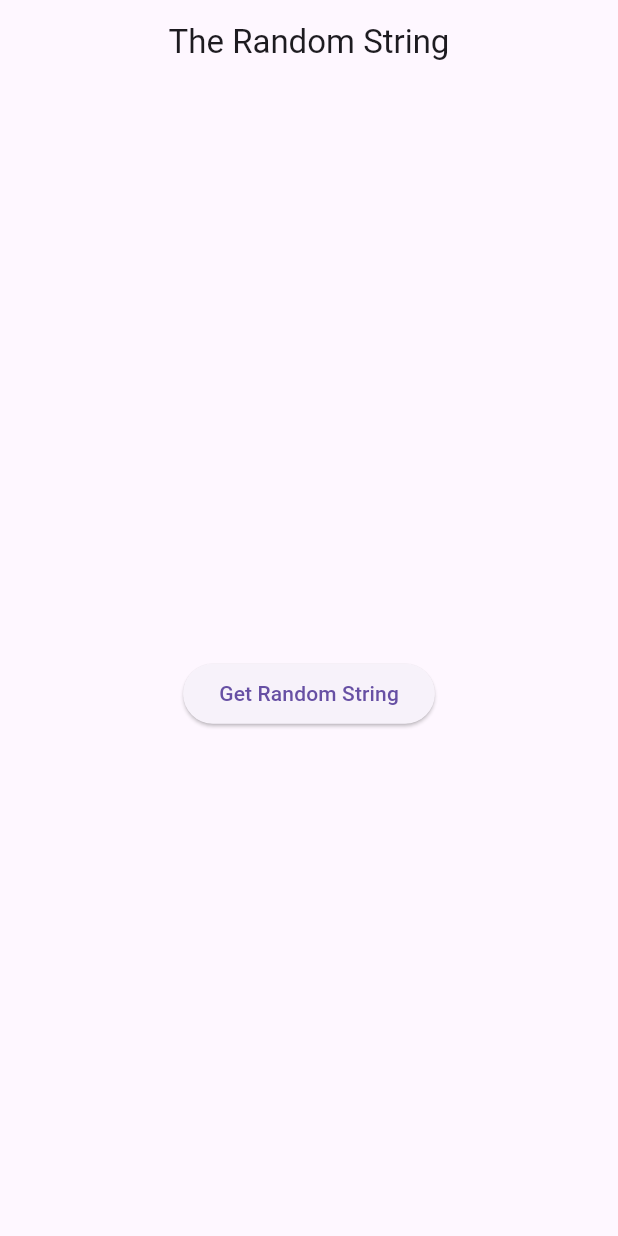
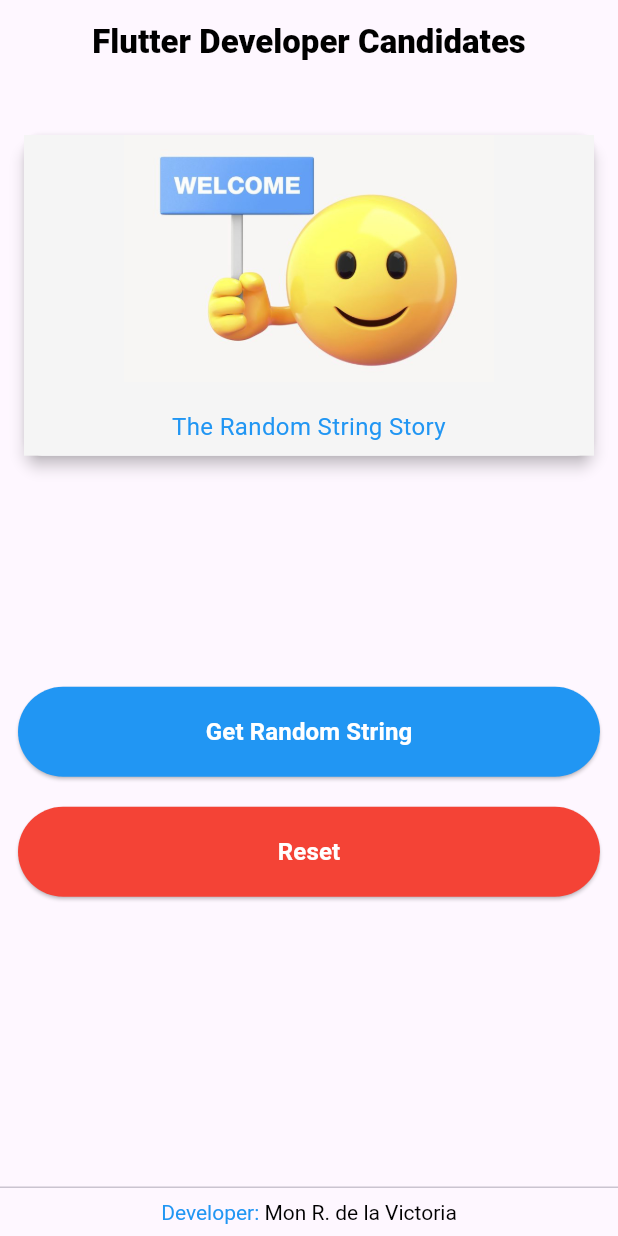
Before and after one commit to unlovedcake/flutter_exam, a Flutter app: the screen it shows after launch, on a phone screen of 412 x 824 dp. Run offline on Flutter 3.47's test engine with Material 3 defaults, Android fonts, the phone set to English and light mode, and no system bars; our stand-ins replace animated_splash_screen, dio, get, logger.

```diff
--- /dev/null
+++ b/lib/app.dart
@@ -0,0 +1,31 @@
+import 'package:flutter/foundation.dart' show kDebugMode;
+import 'package:flutter/material.dart';
+import 'package:flutter_exam/app/enums/flavor_enum.dart';
+import 'package:flutter_exam/app/routes/app_pages.dart';
+import 'package:flutter_exam/utils/my_logger.dart';
+import 'package:get/get.dart';
+
+class App extends StatelessWidget {
+  const App({
+    Key? key,
+    required this.flavor,
+  }) : super(key: key);
+
+  final Flavor flavor;
+
+  @override
+  Widget build(BuildContext context) {
+    if (kDebugMode) {
+      MyLogger.printSuccess('CURRENT FLAVOR: ${flavor.description}');
+    }
+
+    return GetMaterialApp(
+      title: '${flavor.title} Flutter Candidates',
+      initialRoute: AppPages.SPLASH,
+      getPages: AppPages.routes,
+      defaultTransition: Transition.rightToLeft,
+      debugShowCheckedModeBanner: kDebugMode ? true : false,
+      locale: Get.deviceLocale,
+    );
+  }
+}
--- /dev/null
+++ b/lib/app/enums/flavor_enum.dart
@@ -0,0 +1,9 @@
+enum Flavor {
+  development('DEVELOPMENT', 'DEV '),
+  staging('STAGING', 'STG '),
+  production('PRODUCTION', '');
+
+  const Flavor(this.description, this.title);
+  final String description;
+  final String title;
+}
--- a/lib/app/modules/home/controllers/home_controller.dart
+++ b/lib/app/modules/home/controllers/home_controller.dart
@@ -1,6 +1,7 @@
 import 'package:flutter_exam/app/repositories/auth_repository.dart';
 import 'package:flutter_exam/app/services/auth_service.dart';
 import 'package:flutter_exam/utils/api_snackbar_message.dart';
+import 'package:flutter_exam/utils/loading_indicator.dart';
 import 'package:flutter_exam/utils/my_logger.dart';
 import 'package:get/get.dart';
 
@@ -22,6 +23,7 @@ class HomeController extends GetxController with ApiSnackBarMessage {
   void getRandomString() async {
     try {
       _status.value = RandomStringStatus.loading;
+      LoadingIndicator.showLoadingIndicator(' Fetching Data...');
 
       final response = await authService.getRandomString();
 
@@ -31,10 +33,12 @@ class HomeController extends GetxController with ApiSnackBarMessage {
         _status.value = RandomStringStatus.loaded;
         MyLogger.printSuccess(
             'Success Get Random String ${randomString.value}');
+        LoadingIndicator.closeLoadingIndicator();
       }
     } catch (e) {
       MyLogger.printError('Error: $e');
       _status.value = RandomStringStatus.error;
+      LoadingIndicator.closeLoadingIndicator();
       errorApiMessage(e);
     }
   }
--- a/lib/app/modules/home/views/home_view.dart
+++ b/lib/app/modules/home/views/home_view.dart
@@ -1,4 +1,6 @@
 import 'package:flutter/material.dart';
+import 'package:flutter/widgets.dart';
+import 'package:flutter_exam/utils/asset_path.dart';
 
 import 'package:get/get.dart';
 
@@ -9,35 +11,161 @@ class HomeView extends GetView<HomeController> {
   @override
   Widget build(BuildContext context) {
     final controller = Get.put(HomeController());
+
+    final width = MediaQuery.of(context).size.width;
+    final height = MediaQuery.of(context).size.height;
     return Scaffold(
       appBar: AppBar(
-        title: const Text('The Random String'),
+        title: const Text(
+          'Flutter Developer Candidates',
+          style: TextStyle(
+            color: Colors.black,
+            fontWeight: FontWeight.w800,
+          ),
+        ),
         centerTitle: true,
       ),
-      body: Obx(() => controller.isLoading
-          ? Center(child: CircularProgressIndicator())
-          : Column(
-              mainAxisAlignment: MainAxisAlignment.center,
-              children: [
-                Center(
-                  child: Container(
-                    padding: EdgeInsets.all(8.0),
-                    decoration: BoxDecoration(shape: BoxShape.rectangle),
-                    child: Text(
-                      controller.randomString.value.isEmpty
-                          ? ''
-                          : controller.randomString.value,
-                      style: TextStyle(fontSize: 20),
+      body: Stack(
+        children: [
+          SingleChildScrollView(
+            child: Padding(
+              padding:
+                  const EdgeInsets.symmetric(horizontal: 12.0, vertical: 30.0),
+              child: Column(
+                children: [
+                  Card(
+                    elevation: 4,
+                    child: Obx(
+                      () => controller.randomString.value.isEmpty
+                          ? Container(
+                              color: Colors.grey.shade100,
+                              child: Column(
+                                children: [
+                                  Image.asset(
+                                    AssetPath.smiley,
+                                    width: height * .6,
+                                    height: height * .2,
+                                    fit: BoxFit.contain,
+                                  ),
+                                  SizedBox(
+                                    height: 10,
+                                  ),
+                                  Padding(
+                                    padding: const EdgeInsets.all(8.0),
+                                    child: Text(
+                                      textAlign: TextAlign.center,
+                                      'The Random String Story',
+                                      style: TextStyle(
+                                          fontSize: 16,
+                                          color: controller
+                                                  .randomString.value.isEmpty
+                                              ? Colors.blue
+                                              : Colors.black),
+                                    ),
+                                  )
+                                ],
+                              ),
+                            )
+                          : Container(
+                              alignment: Alignment.center,
+                              height: height * .26,
+                              width: width * .9,
+                              padding: EdgeInsets.all(12.0),
+                              decoration: BoxDecoration(
+                                  shape: BoxShape.rectangle,
+                                  color: Colors.grey.shade200),
+                              child: Text(
+                                textAlign: TextAlign.center,
+                                controller.randomString.value,
+                                style: TextStyle(
+                                    fontSize: 20,
+                                    color: controller.randomString.value.isEmpty
+                                        ? Colors.blue
+                                        : Colors.black),
+                              )),
                     ),
                   ),
+                  SizedBox(
+                    height: 150,
+                  ),
+                  Align(
+                      alignment: Alignment.bottomCenter,
+                      child: _buttonGetRandomString(controller)),
+                  SizedBox(
+                    height: 20,
+                  ),
+                  _buttonReset(controller),
+                ],
+              ),
+            ),
+          ),
+          Obx(() => controller.isLoading
+              ? Center(child: CircularProgressIndicator())
+              : SizedBox()),
+        ],
+      ),
+      persistentFooterButtons: [
+        Center(
+          child: RichText(
+            text: TextSpan(
+              children: [
+                TextSpan(
+                  text: 'Developer: ',
+                  style: TextStyle(
+                    color: Colors.blue,
+                    fontSize: 14,
+                  ),
                 ),
-                ElevatedButton(
-                    onPressed: () {
-                      controller.getRandomString();
-                    },
-                    child: Text('Get Random String')),
+                TextSpan(
+                  text: 'Mon R. de la Victoria',
+                  style: TextStyle(
+                    color: Colors.black,
+                    fontSize: 14,
+                  ),
+                ),
               ],
-            )),
+            ),
+          ),
+        ),
+      ],
+    );
+  }
+
+  Container _buttonGetRandomString(HomeController controller) {
+    return Container(
+      height: 60,
+      width: double.infinity,
+      child: ElevatedButton(
+          onPressed: () {
+            controller.getRandomString();
+          },
+          style: ElevatedButton.styleFrom(
+              backgroundColor: Colors.blue, foregroundColor: Colors.white
+              // Background color
+              ),
+          child: Text(
+            'Get Random String',
+            style: TextStyle(fontSize: 16, fontWeight: FontWeight.w700),
+          )),
+    );
+  }
+
+  Container _buttonReset(HomeController controller) {
+    return Container(
+      height: 60,
+      width: double.infinity,
+      child: ElevatedButton(
+          onPressed: () {
+            controller.randomString.value = '';
+          },
+          style: ElevatedButton.styleFrom(
+              backgroundColor: Colors.red, foregroundColor: Colors.white
+              // Background color
+              ),
+          child: Text(
+            'Reset',
+            style: TextStyle(fontSize: 16, fontWeight: FontWeight.w700),
+          )),
     );
   }
 }
--- a/lib/app/modules/splash/views/splash_view.dart
+++ b/lib/app/modules/splash/views/splash_view.dart
@@ -1,6 +1,7 @@
 import 'package:animated_splash_screen/animated_splash_screen.dart';
 import 'package:flutter/material.dart';
 import 'package:flutter_exam/app/modules/home/views/home_view.dart';
+import 'package:flutter_exam/utils/asset_path.dart';
 
 import 'package:get/get.dart';
 import '../controllers/splash_controller.dart';
@@ -11,8 +12,8 @@ class SplashView extends GetView<SplashController> {
   Widget build(BuildContext context) {
     return AnimatedSplashScreen(
         duration: 3000,
-        splashIconSize: 200,
-        splash: Icon(Icons.logo_dev),
+        splashIconSize: 300,
+        splash: Image.asset(AssetPath.welcome),
         nextScreen: HomeView(),
         splashTransition: SplashTransition.fadeTransition,
         backgroundColor: Colors.white);
--- a/lib/app/repositories/auth_repository.dart
+++ b/lib/app/repositories/auth_repository.dart
@@ -1,7 +1,6 @@
-import 'dart:convert';
 import 'package:dio/dio.dart';
 import 'package:flutter_exam/constants/api_base_url.dart';
-import 'package:flutter_exam/utils/auth_interceptor.dart';
+import 'package:flutter_exam/utils/dio_interceptor.dart';
 import 'package:flutter_exam/utils/my_logger.dart';
 
 class AuthRepository {
@@ -18,7 +17,7 @@ class AuthRepository {
     );
 
     _dio = Dio(options);
-    _dio.interceptors.add(AuthInterceptor());
+    _dio.interceptors.add(DioInterceptor());
   }
 
   Future<String> getRandomString() async {
--- /dev/null
+++ b/lib/main_development.dart
@@ -0,0 +1,35 @@
+import 'dart:async';
+import 'package:flutter/foundation.dart' show PlatformDispatcher, kDebugMode;
+import 'package:flutter/material.dart';
+import 'package:flutter_exam/app.dart';
+import 'package:flutter_exam/app/enums/flavor_enum.dart';
+
+void main() {
+  runApp(
+    App(
+      flavor: Flavor.development,
+    ),
+  );
+}
+
+
+
+/*
+#Run app in `dev` environment
+flutter run -t lib/main_development.dart  --flavor=development
+
+# Run app in debug mode (Picks up debug signing config)
+flutter run -t lib/main_development.dart  --debug --flavor=development
+
+# Run app in release mode (Picks up release signing config)
+flutter run -t lib/main_development.dart  --release --flavor=development
+
+# Create appBundle for Android platform. Runs in release mode by default.
+flutter build appbundle -t lib/main_development.dart  --flavor=development
+
+# Create APK for dev flavor. Runs in release mode by default.
+flutter build apk -t lib/main_development.dart  --flavor=development
+
+# Create minified APK for dev flavor.
+flutter build apk -t lib/main_development.dart  --flavor=development --split-per-abi --no-shrink
+*/
--- /dev/null
+++ b/lib/utils/asset_path.dart
@@ -0,0 +1,4 @@
+class AssetPath {
+  static const welcome = 'assets/images/welcome.png';
+  static const smiley = 'assets/images/smiley.jpg';
+}
--- a/lib/utils/auth_interceptor.dart
+++ b/lib/utils/dio_interceptor.dart
@@ -3,9 +3,7 @@ import 'dart:convert';
 import 'dart:developer';
 import 'package:dio/dio.dart';
 
-class AuthInterceptor extends Interceptor {
-  late Dio interceptorDio;
-
+class DioInterceptor extends Interceptor {
   @override
   void onRequest(
       RequestOptions options, RequestInterceptorHandler handler) async {
--- a/pubspec.yaml
+++ b/pubspec.yaml
@@ -27,3 +27,6 @@ dev_dependencies:
 
 flutter:
   uses-material-design: true
+
+  assets:
+    - assets/images/
```
Also changed, not shown: lib/main_production.dart (added, +13 -0 lines), lib/main_staging.dart (added, +13 -0 lines), lib/utils/loading_indicator.dart (added, +40 -0 lines), assets/images/smiley.jpg (added), assets/images/welcome.png (added), 1 other file.
